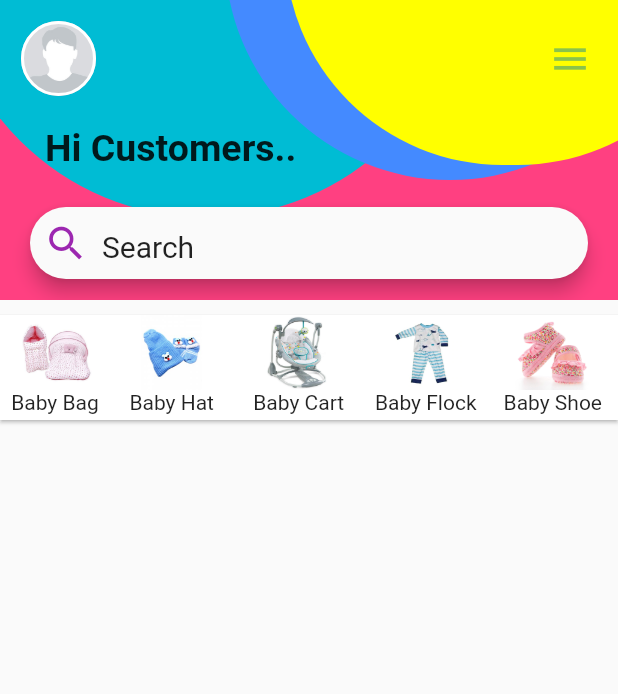
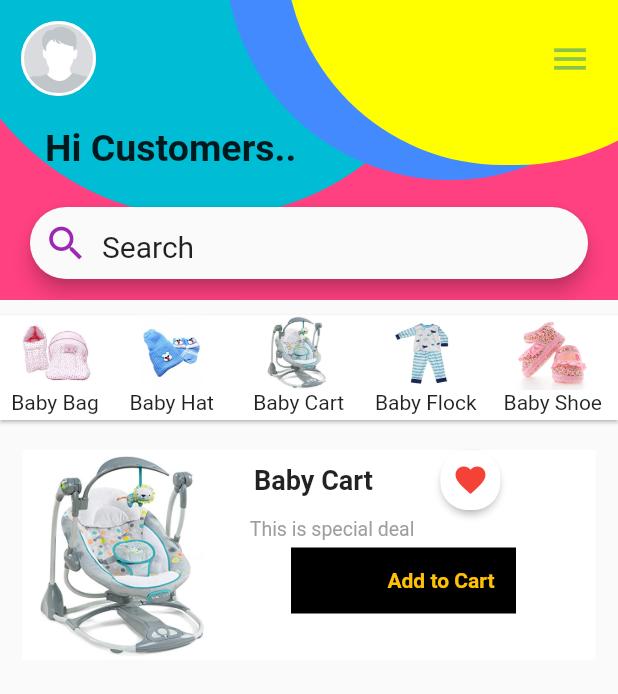
Before and after one commit to SamilaChanu95/ShoppingApp, a Flutter app: the screen it shows after launch, on a phone screen of 412 x 824 dp. Shown: the top 694 px of the screen. Run offline on Flutter 3.47's test engine with Material 2 defaults, Android fonts, the phone set to English and light mode, and no system bars; Roboto replaces fonts that are missing (Quicksand, Rock Salt).

Commit message:
Appear the custom widget.

```diff
--- a/shoppingapp/lib/main.dart
+++ b/shoppingapp/lib/main.dart
@@ -316,7 +316,8 @@ class ShoppingApp extends StatelessWidget {
                   ],
                 )
               ],
-            )
+            ),
+            specialItemCard('Baby Cart','images/cart.jpg',false)
           ],
         )
       );
```
